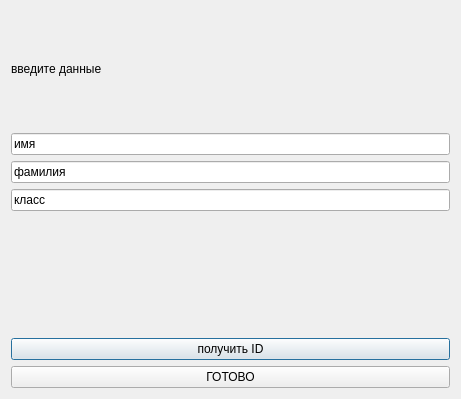
Qt form add_new_student/new_student.ui (Plusers/ASL) before a commit.
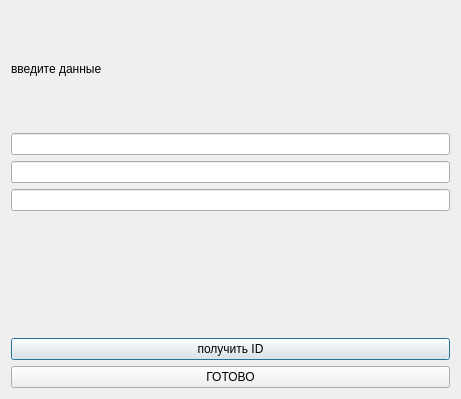
The same form after that commit.

Commit message: Now add_book & Add_student work fully

What changed in the file:
```diff
--- a/add_new_student/new_student.ui
+++ b/add_new_student/new_student.ui
@@ -24,21 +24,21 @@
    <item>
     <widget class="QLineEdit" name="form">
      <property name="text">
-      <string>имя</string>
+      <string/>
      </property>
     </widget>
    </item>
    <item>
     <widget class="QLineEdit" name="dateofbirth">
      <property name="text">
-      <string>фамилия</string>
+      <string/>
      </property>
     </widget>
    </item>
    <item>
     <widget class="QLineEdit" name="monthofbirth">
      <property name="text">
-      <string>класс</string>
+      <string/>
      </property>
     </widget>
    </item>
```
The commit also changes 5 other files.
